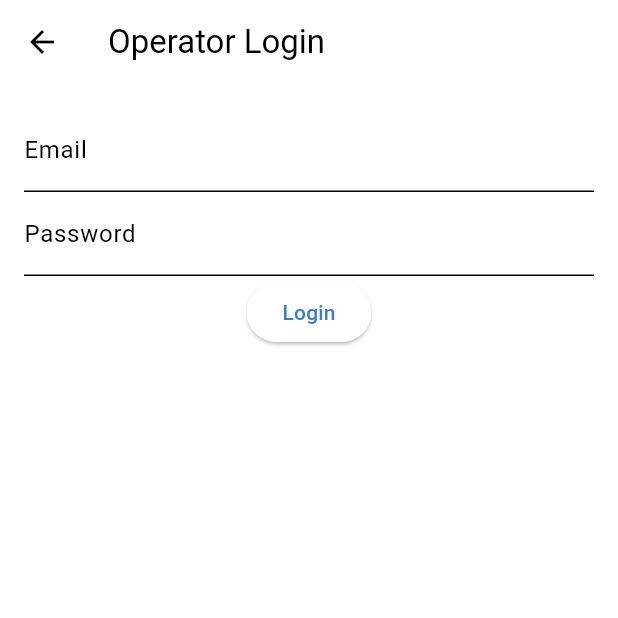
After one commit to PowerTrail/PowerTrail007, a Flutter app: the LoginScreen screen opened directly, on a phone screen of 412 x 824 dp, the top half of it. The commit adds this screen. Run offline on Flutter 3.47's test engine with Material 3 defaults, Android fonts, the phone set to English and light mode, and no system bars; our stand-ins replace flutter_map, font_awesome_flutter, latlong2, syncfusion_flutter_gauges; accounts and stored records are empty.

Commit message:
Working app with a gauge meterfor controlling the electricity flow and a map to display the location of substations. The app also includes a login and signup screen, as well as a dashboard for monitoring and controlling the electricity flow.

```diff
--- a/lib/core/constants/colors.dart
+++ b/lib/core/constants/colors.dart
@@ -8,13 +8,14 @@ class AppColors {
 
   static final ThemeData lightTheme = ThemeData(
     primaryColor: primary,
-    colorScheme: ColorScheme.light(primary: primary, secondary: secondary),
+    colorScheme:
+        const ColorScheme.light(primary: primary, secondary: secondary),
     scaffoldBackgroundColor: Colors.white,
   );
 
   static final ThemeData darkTheme = ThemeData(
     primaryColor: primary,
-    colorScheme: ColorScheme.dark(primary: primary, secondary: secondary),
+    colorScheme: const ColorScheme.dark(primary: primary, secondary: secondary),
     scaffoldBackgroundColor: Colors.grey[900],
   );
 }
--- a/lib/core/providers/auth_provider.dart
+++ b/lib/core/providers/auth_provider.dart
@@ -1,24 +1,24 @@
-import 'package:firebase_auth/firebase_auth.dart';
 import 'package:flutter/material.dart';
-import 'package:substation_control/core/services/auth_service.dart';
+import 'package:power_grid_04/core/services/auth_service.dart';
 
 class AuthProvider with ChangeNotifier {
   final AuthService _authService;
-  User? _user;
+  MockUser? _user; // Explicitly typed as MockUser (non-nullable after login)
 
   AuthProvider({AuthService? authService})
-    : _authService = authService ?? AuthService() {
+      : _authService = authService ?? AuthService() {
     _authService.user.listen((user) {
-      _user = user;
+      _user = user; // Stream provides MockUser? which matches our type
       notifyListeners();
     });
   }
 
-  User? get user => _user;
+  MockUser? get user => _user; // Expose typed user
 
   Future<void> signIn(String email, String password) async {
     try {
-      _user = await _authService.signIn(email, password);
+      _user = await _authService.signIn(email, password); // Returns MockUser?
+      notifyListeners(); // Added missing notify
     } catch (e) {
       rethrow;
     }
@@ -27,5 +27,6 @@ class AuthProvider with ChangeNotifier {
   Future<void> signOut() async {
     await _authService.signOut();
     _user = null;
+    notifyListeners(); // Added missing notify
   }
 }
--- a/lib/core/services/auth_service.dart
+++ b/lib/core/services/auth_service.dart
@@ -1,23 +1,22 @@
-import 'package:firebase_auth/firebase_auth.dart';
+// Define MockUser at the top level (or in a separate file if reused)
+class MockUser {
+  final String email;
+  MockUser(this.email);
+}
 
 class AuthService {
-  final FirebaseAuth _auth = FirebaseAuth.instance;
+  // Mock auth state stream
+  Stream<MockUser?> get user => Stream.value(MockUser("operator@grid.com"));
 
-  Stream<User?> get user => _auth.authStateChanges();
-
-  Future<User?> signIn(String email, String password) async {
-    try {
-      UserCredential result = await _auth.signInWithEmailAndPassword(
-        email: email,
-        password: password,
-      );
-      return result.user;
-    } catch (e) {
-      rethrow;
+  // Mock sign-in
+  Future<MockUser?> signIn(String email, String password) async {
+    await Future.delayed(const Duration(seconds: 1)); // Simulate network delay
+    if (email == "operator@grid.com" && password == "secure123") {
+      return MockUser(email);
     }
+    throw Exception("Invalid credentials");
   }
 
-  Future<void> signOut() async {
-    await _auth.signOut();
-  }
+  // Mock sign-out
+  Future<void> signOut() async => await Future.delayed(Duration.zero);
 }
--- a/lib/core/widgets/custom_bottom_nav.dart
+++ b/lib/core/widgets/custom_bottom_nav.dart
@@ -1,7 +1,7 @@
 import 'package:flutter/material.dart';
+import 'package:power_grid_04/core/providers/nav_provider.dart';
+import 'package:provider/provider.dart';
 import 'package:font_awesome_flutter/font_awesome_flutter.dart';
-import 'package:provider/provider.dart';
-import 'package:substation_control/core/providers/nav_provider.dart';
 
 class CustomBottomNav extends StatelessWidget {
   const CustomBottomNav({super.key});
--- a/lib/core/widgets/substation_card.dart
+++ b/lib/core/widgets/substation_card.dart
@@ -1,5 +1,5 @@
 import 'package:flutter/material.dart';
-import 'package:substation_control/core/constants/strings.dart';
+import 'package:power_grid_04/core/constants/strings.dart';
 
 class SubstationCard extends StatelessWidget {
   final String name;
--- a/lib/features/alerts/presentation/alerts_screen.dart
+++ b/lib/features/alerts/presentation/alerts_screen.dart
@@ -1,6 +1,6 @@
 import 'package:flutter/material.dart';
+import 'package:power_grid_04/core/providers/substation_provider.dart';
 import 'package:provider/provider.dart';
-import 'package:substation_control/core/providers/substation_provider.dart';
 
 class AlertsScreen extends StatelessWidget {
   const AlertsScreen({super.key});
--- a/lib/features/auth/presentation/auth_screen.dart
+++ b/lib/features/auth/presentation/auth_screen.dart
@@ -1,6 +1,6 @@
 import 'package:flutter/material.dart';
-import 'package:substation_control/features/auth/presentation/login_from.dart';
-import 'package:substation_control/features/auth/presentation/signup_from.dart';
+import 'package:power_grid_04/features/auth/presentation/login_from.dart';
+import 'package:power_grid_04/features/auth/presentation/signup_from.dart';
 
 class AuthScreen extends StatefulWidget {
   const AuthScreen({super.key});
--- a/lib/features/auth/presentation/login_from.dart
+++ b/lib/features/auth/presentation/login_from.dart
@@ -1,6 +1,6 @@
 import 'package:flutter/material.dart';
+import 'package:power_grid_04/core/services/auth_service.dart';
 import 'package:provider/provider.dart';
-import 'package:substation_control/core/services/auth_service.dart';
 
 class LoginForm extends StatefulWidget {
   const LoginForm({super.key});
--- /dev/null
+++ b/lib/features/auth/presentation/login_screen.dart
@@ -0,0 +1,49 @@
+import 'package:flutter/material.dart';
+import 'package:power_grid_04/core/providers/auth_provider.dart';
+import 'package:provider/provider.dart';
+
+class LoginScreen extends StatelessWidget {
+  const LoginScreen({super.key});
+
+  @override
+  Widget build(BuildContext context) {
+    final auth = Provider.of<AuthProvider>(context);
+    final emailController = TextEditingController();
+    final passwordController = TextEditingController();
+
+    return Scaffold(
+      appBar: AppBar(title: const Text('Operator Login')),
+      body: Padding(
+        padding: const EdgeInsets.all(16.0),
+        child: Column(
+          children: [
+            TextField(
+              controller: emailController,
+              decoration: const InputDecoration(labelText: 'Email'),
+            ),
+            TextField(
+              controller: passwordController,
+              obscureText: true,
+              decoration: const InputDecoration(labelText: 'Password'),
+            ),
+            ElevatedButton(
+              onPressed: () async {
+                try {
+                  await auth.signIn(
+                    emailController.text,
+                    passwordController.text,
+                  );
+                } catch (e) {
+                  ScaffoldMessenger.of(context).showSnackBar(
+                    SnackBar(content: Text('Login failed: $e')),
+                  );
+                }
+              },
+              child: const Text('Login'),
+            ),
+          ],
+        ),
+      ),
+    );
+  }
+}
--- a/lib/features/dashboard/presentation/control_panel.dart
+++ b/lib/features/dashboard/presentation/control_panel.dart
@@ -1,6 +1,6 @@
 import 'package:flutter/material.dart';
+import 'package:power_grid_04/core/providers/substation_provider.dart';
 import 'package:provider/provider.dart';
-import 'package:substation_control/core/providers/substation_provider.dart';
 
 class ControlPanel extends StatelessWidget {
   const ControlPanel({super.key});
--- a/lib/features/dashboard/presentation/dashboard_screen.dart
+++ b/lib/features/dashboard/presentation/dashboard_screen.dart
@@ -1,8 +1,8 @@
 import 'package:flutter/material.dart';
+import 'package:power_grid_04/core/providers/substation_provider.dart';
+import 'package:power_grid_04/core/widgets/voltage_gauge.dart';
+import 'package:power_grid_04/features/dashboard/presentation/control_panel.dart';
 import 'package:provider/provider.dart';
-import 'package:substation_control/core/providers/substation_provider.dart';
-import 'package:substation_control/core/widgets/voltage_gauge.dart';
-import 'package:substation_control/features/dashboard/presentation/control_panel.dart';
 
 class DashboardScreen extends StatelessWidget {
   const DashboardScreen({super.key});
```
Also changed, not shown: lib/core/providers/substation_provider.dart (+4 -5 lines), lib/core/services/database_service.dart (+16 -12 lines), lib/features/auth/presentation/signup_from.dart (+4 -4 lines), lib/features/history/presentation/history_screen.dart (+13 -6 lines), lib/features/map/presentation/map_screen.dart (+13 -10 lines), lib/main.dart (+24 -19 lines), pubspec.yaml (+12 -18 lines), pubspec.lock, 3 other files.
